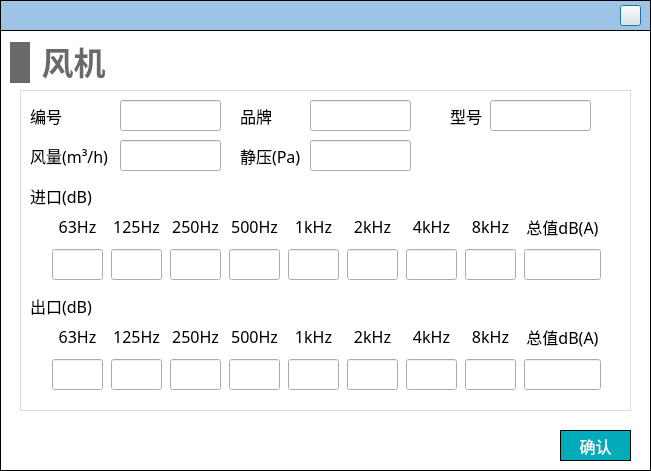
Before: the Qt Designer form NoiseCalSoft/inputDialog/dialog_fan_noise.ui in haobana/NoiCal, drawn with Qt 5.
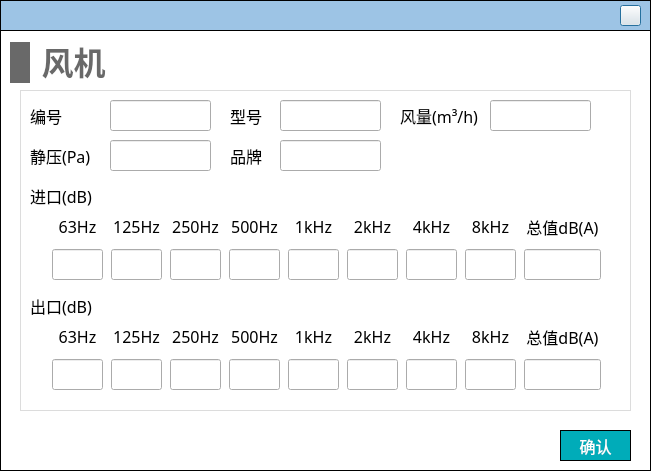
After: the same form once the commit is applied. Icons and pictures are not drawn.

Diff of the .ui file:
```diff
--- a/NoiseCalSoft/inputDialog/dialog_fan_noise.ui
+++ b/NoiseCalSoft/inputDialog/dialog_fan_noise.ui
@@ -134,8 +134,8 @@
     <widget class="QLabel" name="label_5">
      <property name="geometry">
       <rect>
-       <x>220</x>
-       <y>10</y>
+       <x>210</x>
+       <y>50</y>
        <width>41</width>
        <height>31</height>
       </rect>
@@ -153,7 +153,7 @@
     <widget class="QLineEdit" name="lineEdit_number">
      <property name="geometry">
       <rect>
-       <x>100</x>
+       <x>90</x>
        <y>10</y>
        <width>101</width>
        <height>31</height>
@@ -700,8 +700,8 @@
     <widget class="QLineEdit" name="lineEdit_brand">
      <property name="geometry">
       <rect>
-       <x>290</x>
-       <y>10</y>
+       <x>260</x>
+       <y>50</y>
        <width>101</width>
        <height>31</height>
       </rect>
@@ -716,8 +716,8 @@
     <widget class="QLineEdit" name="lineEdit_air_volume">
      <property name="geometry">
       <rect>
-       <x>100</x>
-       <y>50</y>
+       <x>470</x>
+       <y>10</y>
        <width>101</width>
        <height>31</height>
       </rect>
@@ -732,8 +732,8 @@
     <widget class="QLabel" name="label_6">
      <property name="geometry">
       <rect>
-       <x>10</x>
-       <y>50</y>
+       <x>380</x>
+       <y>10</y>
        <width>81</width>
        <height>31</height>
       </rect>
@@ -751,7 +751,7 @@
     <widget class="QLineEdit" name="lineEdit_static_pressure">
      <property name="geometry">
       <rect>
-       <x>290</x>
+       <x>90</x>
        <y>50</y>
        <width>101</width>
        <height>31</height>
@@ -767,7 +767,7 @@
     <widget class="QLabel" name="label_17">
      <property name="geometry">
       <rect>
-       <x>220</x>
+       <x>10</x>
        <y>50</y>
        <width>61</width>
        <height>31</height>
@@ -786,7 +786,7 @@
     <widget class="QLineEdit" name="lineEdit_model">
      <property name="geometry">
       <rect>
-       <x>470</x>
+       <x>260</x>
        <y>10</y>
        <width>101</width>
        <height>31</height>
@@ -802,7 +802,7 @@
     <widget class="QLabel" name="label_18">
      <property name="geometry">
       <rect>
-       <x>430</x>
+       <x>210</x>
        <y>10</y>
        <width>41</width>
        <height>31</height>
```
